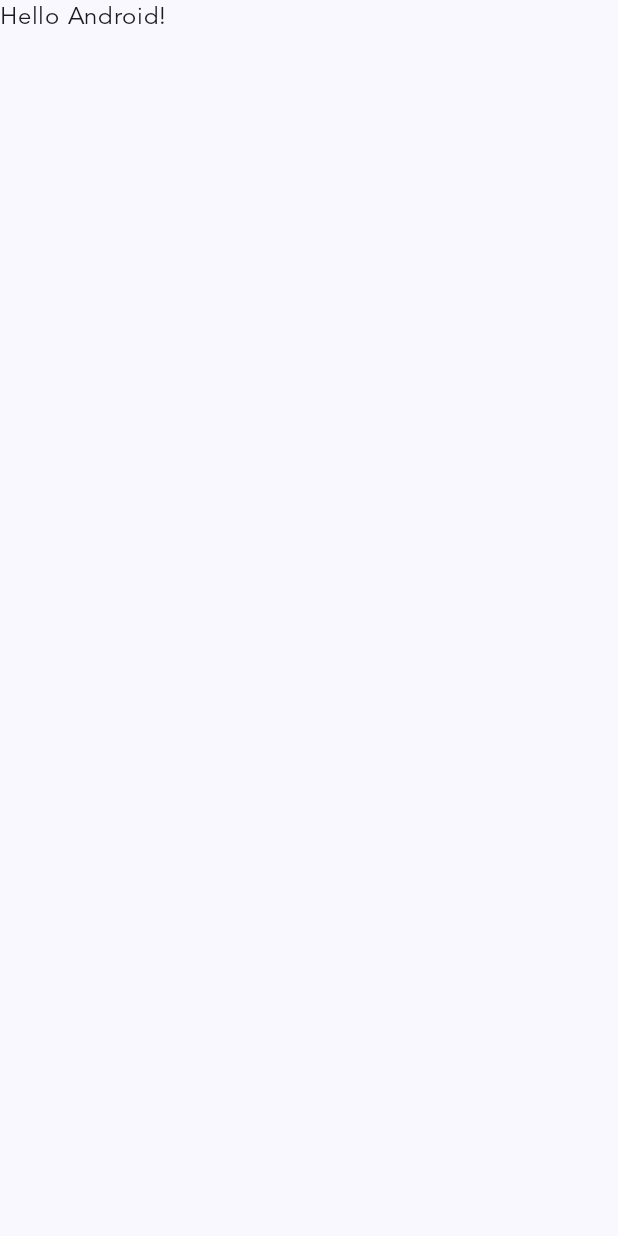
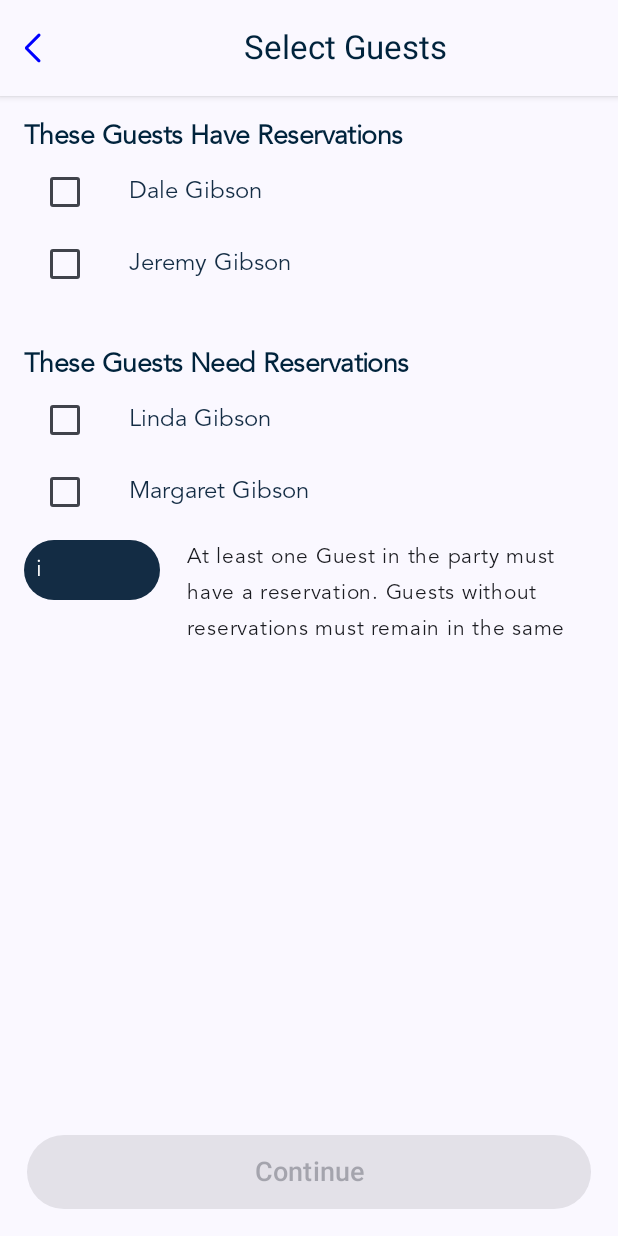
Before and after one commit to bloworlf/AMEX, an Android app built with Jetpack Compose: the screen it shows after launch (MainActivity), on a phone screen of 412 x 824 dp. Before the commit the screen is almost empty. Run offline under Robolectric (Android 15) with nearby library versions, the phone set to English and light mode, and no system bars.

Commit message:
guest screen

```diff
--- a/app/src/main/AndroidManifest.xml
+++ b/app/src/main/AndroidManifest.xml
@@ -14,7 +14,7 @@
         android:theme="@style/Theme.AMEX"
         tools:targetApi="31">
         <activity
-            android:name=".MainActivity"
+            android:name=".ui.MainActivity"
             android:exported="true"
             android:label="@string/app_name"
             android:theme="@style/Theme.AMEX">
--- a/app/src/main/java/io/drdroid/amex/data/model/client/ClientModel.kt
+++ b/app/src/main/java/io/drdroid/amex/data/model/client/GuestModel.kt
@@ -1,6 +1,7 @@
 package io.drdroid.amex.data.model.client
 
-data class ClientModel(
+data class GuestModel(
+    val id: Int,
     val firstName: String,
     val lastName: String,
     val hasReservation: Boolean,
--- a/app/src/main/java/io/drdroid/amex/ui/MainActivity.kt
+++ b/app/src/main/java/io/drdroid/amex/ui/MainActivity.kt
@@ -1,39 +1,168 @@
-package io.drdroid.amex
+package io.drdroid.amex.ui
 
 import android.os.Bundle
+import android.widget.Toast
 import androidx.activity.ComponentActivity
 import androidx.activity.compose.setContent
-import androidx.compose.foundation.layout.fillMaxSize
-import androidx.compose.material3.MaterialTheme
+import androidx.compose.foundation.background
+import androidx.compose.foundation.clickable
+import androidx.compose.foundation.layout.Arrangement
+import androidx.compose.foundation.layout.Box
+import androidx.compose.foundation.layout.Column
+import androidx.compose.foundation.layout.Row
+import androidx.compose.foundation.layout.Spacer
+import androidx.compose.foundation.layout.fillMaxWidth
+import androidx.compose.foundation.layout.height
+import androidx.compose.foundation.layout.padding
+import androidx.compose.foundation.layout.size
+import androidx.compose.material3.Button
+import androidx.compose.material3.ExperimentalMaterial3Api
+import androidx.compose.material3.Icon
+import androidx.compose.material3.Scaffold
 import androidx.compose.material3.Surface
 import androidx.compose.material3.Text
+import androidx.compose.material3.TopAppBarDefaults
 import androidx.compose.runtime.Composable
+import androidx.compose.runtime.getValue
+import androidx.compose.runtime.mutableStateOf
+import androidx.compose.runtime.remember
+import androidx.compose.runtime.setValue
+import androidx.compose.ui.Alignment
 import androidx.compose.ui.Modifier
+import androidx.compose.ui.graphics.Color
+import androidx.compose.ui.input.nestedscroll.nestedScroll
+import androidx.compose.ui.platform.LocalContext
+import androidx.compose.ui.res.painterResource
+import androidx.compose.ui.text.font.FontWeight
+import androidx.compose.ui.text.style.TextAlign
 import androidx.compose.ui.tooling.preview.Preview
+import androidx.compose.ui.unit.TextUnit
+import androidx.compose.ui.unit.TextUnitType
+import androidx.compose.ui.unit.dp
+import androidx.compose.ui.unit.sp
+import io.drdroid.amex.R
+import io.drdroid.amex.ui.components.AppBar
+import io.drdroid.amex.ui.components.Header
+import io.drdroid.amex.ui.select_guests.Guests
 import io.drdroid.amex.ui.theme.AMEXTheme
+import io.drdroid.amex.utils.Utils
 
 class MainActivity : ComponentActivity() {
     override fun onCreate(savedInstanceState: Bundle?) {
         super.onCreate(savedInstanceState)
         setContent {
             AMEXTheme {
-                // A surface container using the 'background' color from the theme
-                Surface(
-                    modifier = Modifier.fillMaxSize(),
-                    color = MaterialTheme.colorScheme.background
-                ) {
-                    Greeting("Android")
-                }
+                MainScreen()
             }
         }
     }
 }
 
+//@SuppressLint("UnusedMaterial3ScaffoldPaddingParameter")
+@OptIn(ExperimentalMaterial3Api::class)
 @Composable
-fun Greeting(name: String, modifier: Modifier = Modifier) {
-    Text(
-        text = "Hello $name!",
-        modifier = modifier
+fun MainScreen() {
+    var guests by remember { mutableStateOf(Utils.guestList.toMutableList()) }
+    var btnState = remember {
+        mutableStateOf(false)
+    }
+    var reservationState = remember {
+        mutableStateOf(true)
+    }
+    val scrollBehavior = TopAppBarDefaults.enterAlwaysScrollBehavior()
+    val context = LocalContext.current
+    Scaffold(
+        modifier = Modifier.nestedScroll(scrollBehavior.nestedScrollConnection),
+        topBar = {
+            Surface(shadowElevation = 3.dp) {
+                AppBar(
+                    title = "Select Guests",
+                    scrollBehavior = scrollBehavior,
+                    onNavigationIconClick = {
+
+                    }
+                )
+            }
+        },
+        content = { innerPadding ->
+            Guests(
+                clients = guests,
+                modifier = Modifier
+                    .padding(innerPadding)
+//                    .verticalScroll(state = rememberScrollState())
+            ) {
+                guests = it
+//                Toast.makeText(
+//                    context,
+//                    "Value is ${it.any { x -> x.isSelected }}",
+//                    Toast.LENGTH_SHORT
+//                ).show()
+                btnState.value = it.any { x -> x.isSelected }
+                reservationState.value = it.none { x -> x.isSelected } ||
+                        it.filter { x -> x.isSelected }.any { x -> x.hasReservation }
+                Toast.makeText(context, "${reservationState.value}", Toast.LENGTH_SHORT).show()
+            }
+        },
+        bottomBar = {
+            if (reservationState.value) {
+                Button(
+                    enabled = btnState.value,
+                    onClick = {
+                        //go to next screen
+                    }, modifier = Modifier
+                        .fillMaxWidth()
+                        .padding(18.dp)
+                ) {
+                    Text(
+                        text = "Continue",
+                        modifier = Modifier
+                            .fillMaxWidth()
+                            .padding(6.dp),
+                        fontSize = 18.sp,
+                        textAlign = TextAlign.Center
+                    )
+                }
+            } else {
+                Box(
+                    modifier = Modifier
+                        .fillMaxWidth()
+                        .background(Color(0xFF00233C))
+                ) {
+                    Row(
+                        modifier = Modifier.padding(12.dp),
+                        verticalAlignment = Alignment.CenterVertically,
+                        horizontalArrangement = Arrangement.SpaceBetween
+                    ) {
+                        Column(modifier = Modifier.weight(9f)) {
+                            Header(
+                                text = "Reservation Needed",
+                                color = Color.White
+                            )
+                            Spacer(modifier = Modifier.height(12.dp))
+                            Text(
+                                text = "Select at least one Guest that has a reservation to continue.",
+                                color = Color.White,
+                                fontSize = 16.sp,
+                                fontWeight = FontWeight(400),
+                                lineHeight = TextUnit(24f, TextUnitType.Sp),
+                                letterSpacing = TextUnit(-.35f, TextUnitType.Sp),
+                            )
+                        }
+                        Icon(
+                            tint = Color.White,
+                            modifier = Modifier
+                                .size(24.dp)
+                                .weight(1f)
+                                .clickable {
+                                    reservationState.value = true
+                                },
+                            painter = painterResource(id = R.drawable.cancel),
+                            contentDescription = ""
+                        )
+                    }
+                }
+            }
+        }
     )
 }
 
@@ -41,6 +170,6 @@ fun Greeting(name: String, modifier: Modifier = Modifier) {
 @Composable
 fun GreetingPreview() {
     AMEXTheme {
-        Greeting("Android")
+        MainScreen()
     }
 }
--- a/app/src/main/java/io/drdroid/amex/ui/components/ClientComponent.kt
+++ b/app/src/main/java/io/drdroid/amex/ui/components/GuestComponent.kt
@@ -2,51 +2,62 @@ package io.drdroid.amex.ui.components
 
 import androidx.compose.foundation.background
 import androidx.compose.foundation.clickable
+import androidx.compose.foundation.layout.Arrangement
 import androidx.compose.foundation.layout.Row
+import androidx.compose.foundation.layout.padding
 import androidx.compose.foundation.layout.size
 import androidx.compose.material3.Checkbox
 import androidx.compose.material3.Text
 import androidx.compose.runtime.Composable
 import androidx.compose.runtime.mutableStateOf
 import androidx.compose.runtime.remember
+import androidx.compose.ui.Alignment
 import androidx.compose.ui.Modifier
 import androidx.compose.ui.graphics.Color
 import androidx.compose.ui.text.font.FontWeight
 import androidx.compose.ui.unit.TextUnit
 import androidx.compose.ui.unit.TextUnitType
 import androidx.compose.ui.unit.dp
-import io.drdroid.amex.data.model.client.ClientModel
+import io.drdroid.amex.data.model.client.GuestModel
 
 @Composable
-fun ClientItem(
-    clientModel: ClientModel,
-    onClick: () -> Unit
+fun GuestItem(
+    guestModel: GuestModel,
+    onSelected: (GuestModel) -> Unit
 ) {
     val checked = remember {
-        mutableStateOf(clientModel.isSelected)
+        mutableStateOf(guestModel.isSelected)
     }
     Row(
         modifier = Modifier.clickable {
             checked.value = !checked.value
-        }
+        },
+        horizontalArrangement = Arrangement.SpaceBetween,
+        verticalAlignment = Alignment.CenterVertically
     ) {
         Checkbox(
             modifier = Modifier
-                .size(width = 20.dp, height = 20.dp)
-                .background(Color.White)
+//                .size(width = 16.dp, height = 16.dp)
+//                .background(Color.White)
                 .weight(1f),
             checked = checked.value,
             onCheckedChange = {
                 checked.value = it
-                clientModel.isSelected = it
+                guestModel.isSelected = it
+                onSelected(guestModel)
             }
         )
 
         Text(
-            text = "${clientModel.firstName} ${clientModel.lastName}",
+            modifier = Modifier
+                .weight(6f)
+                .padding(
+                    start = 16.dp, top = 10.dp, bottom = 10.dp
+                ),
+            text = "${guestModel.firstName} ${guestModel.lastName}",
             letterSpacing = TextUnit(0f, TextUnitType.Sp),
-            lineHeight = TextUnit(24f, TextUnitType.Em),
-            color = Color(0x132C44),
+            lineHeight = TextUnit(24f, TextUnitType.Sp),
+            color = Color(0xFF132C44),
             fontWeight = FontWeight(400)
         )
     }
--- /dev/null
+++ b/app/src/main/java/io/drdroid/amex/ui/components/NavigationComponent.kt
@@ -0,0 +1,82 @@
+package io.drdroid.amex.ui.components
+
+import androidx.compose.foundation.background
+import androidx.compose.foundation.clickable
+import androidx.compose.foundation.layout.fillMaxHeight
+import androidx.compose.foundation.layout.fillMaxSize
+import androidx.compose.foundation.layout.fillMaxWidth
+import androidx.compose.foundation.layout.padding
+import androidx.compose.foundation.rememberScrollState
+import androidx.compose.foundation.verticalScroll
+import androidx.compose.material3.ExperimentalMaterial3Api
+import androidx.compose.material3.Icon
+import androidx.compose.material3.IconButton
+import androidx.compose.material3.Text
+import androidx.compose.material3.TopAppBar
+import androidx.compose.material3.TopAppBarColors
+import androidx.compose.material3.TopAppBarDefaults
+import androidx.compose.material3.TopAppBarScrollBehavior
+import androidx.compose.runtime.Composable
+import androidx.compose.ui.Modifier
+import androidx.compose.ui.graphics.Color
+import androidx.compose.ui.graphics.vector.ImageVector
+import androidx.compose.ui.res.painterResource
+import androidx.compose.ui.res.vectorResource
+import androidx.compose.ui.text.style.TextAlign
+import androidx.compose.ui.unit.dp
+import io.drdroid.amex.R
+
+@OptIn(ExperimentalMaterial3Api::class)
+@Composable
+fun AppBar(
+    title: String,
+    scrollBehavior: TopAppBarScrollBehavior,
+    onNavigationIconClick: () -> Unit
+) {
+    val scrollState = rememberScrollState()
+    TopAppBar(
+        title = {
+            Text(
+                text = title,
+                modifier = Modifier.fillMaxWidth(),
+                color = Color(0xFF00233C),
+                textAlign = TextAlign.Center
+            )
+        },
+        navigationIcon = {
+            Icon(
+                modifier = Modifier
+//                    .fillMaxHeight()
+                    .padding(12.dp)
+                    .clickable {
+                        onNavigationIconClick()
+                    },
+                tint = Color.Blue,
+                painter = painterResource(id = R.drawable.arrow_back),
+                contentDescription = ""
+            )
+        },
+//        navigationIcon = {
+//            IconButton(onClick = onNavigationIconClick) {
+//                Icon(
+//                    tint = Color.Blue,
+//                    imageVector = ImageVector.vectorResource(id = R.drawable.arrow_back), // Replace with your vector drawable
+//                    contentDescription = "Menu Icon"
+//                )
+//            }
+//        },
+//        scrollBehavior = TopAppBarDefaults.enterAlwaysScrollBehavior(),
+        scrollBehavior = scrollBehavior,
+        modifier = Modifier
+//            .verticalScroll(scrollState)
+            .background(color = Color.White),
+//        colors = TopAppBarColors(
+//            containerColor = Color.White,
+//            scrolledContainerColor = Color.White,
+//            navigationIconContentColor = Color.White,
+//            titleContentColor = Color.White,
+//            actionIconContentColor = Color.White,
+//            ),
+//        elevation = AppBarDefaults.TopAppBarElevation
+    )
+}
--- /dev/null
+++ b/app/src/main/java/io/drdroid/amex/ui/components/ReservationComponent.kt
@@ -0,0 +1,103 @@
+package io.drdroid.amex.ui.components
+
+import androidx.compose.foundation.layout.Column
+import androidx.compose.foundation.layout.Spacer
+import androidx.compose.foundation.layout.height
+import androidx.compose.foundation.lazy.LazyColumn
+import androidx.compose.foundation.lazy.items
+import androidx.compose.material3.Text
+import androidx.compose.runtime.Composable
+import androidx.compose.ui.Modifier
+import androidx.compose.ui.graphics.Color
+import androidx.compose.ui.platform.LocalContext
+import androidx.compose.ui.text.font.FontStyle
+import androidx.compose.ui.text.font.FontWeight
+import androidx.compose.ui.unit.TextUnit
+import androidx.compose.ui.unit.TextUnitType
+import androidx.compose.ui.unit.dp
+import io.drdroid.amex.data.model.client.GuestModel
+import java.util.stream.IntStream
+
+
+@Composable
+fun Reservations(
+    guests: MutableList<GuestModel>,
+    onValueChanged: (MutableList<GuestModel>) -> Unit
+) {
+    val reservations: List<GuestModel> = guests.filter { it.hasReservation }
+    val no_reservation = guests.minus(reservations.toSet())
+    val context = LocalContext.current
+    Column {
+        if (reservations.isNotEmpty()) {
+            LazyColumn(
+                modifier = Modifier
+//                    .padding(8.dp)
+//                    .weight(4f)
+            ) {
+                //header
+                item {
+//                    Surface(shadowElevation = 3.dp, modifier = Modifier.fillMaxWidth()) {
+                    Header(text = "These Guests Have Reservations")
+//                    }
+                }
+                //content
+                items(reservations) { guest ->
+                    GuestItem(guestModel = guest) {
+                        val position = IntStream.range(0, guests.size)
+                            .filter { i: Int ->
+                                guests[i].id == guest.id
+                            }
+                            .findFirst().orElse(-1)
+                        guests[position] = it
+                        onValueChanged(guests)
+                    }
+                }
+            }
+        }
+        Spacer(
+            modifier = Modifier
+                .height(32.dp)
+//            .weight(2f)
+        )
+        if (no_reservation.isNotEmpty()) {
+
+            LazyColumn(
+//                modifier = Modifier.weight(4f)
+            ) {
+                //header
+                item {
+//                    Surface(shadowElevation = 3.dp, modifier = Modifier.fillMaxWidth()) {
+                    Header(text = "These Guests Need Reservations")
+//                    }
+                }
+
+                //content
+                items(no_reservation) { guest ->
+                    GuestItem(guestModel = guest) {
+                        val position = IntStream.range(0, guests.size)
+                            .filter { i: Int ->
+                                guests[i].id == guest.id
+                            }
+                            .findFirst().orElse(-1)
+                        guests[position] = it
+                        onValueChanged(guests)
+                    }
+                }
+            }
+        }
+    }
+}
+
+@Composable
+fun Header(text: String, color: Color = Color(0xFF00233C)) {
+    Text(
+        text = text,
+        fontSize = TextUnit(18f, TextUnitType.Sp),
+        fontStyle = FontStyle.Normal,
+        color = color,
+        letterSpacing = TextUnit(-.36f, TextUnitType.Sp),
+        lineHeight = TextUnit(24f, TextUnitType.Sp),
+        fontWeight = FontWeight(800),
+//        fontFamily = avenir_heavy
+    )
+}
--- /dev/null
+++ b/app/src/main/java/io/drdroid/amex/ui/components/TextComponent.kt
@@ -0,0 +1,53 @@
+package io.drdroid.amex.ui.components
+
+import androidx.compose.foundation.background
+import androidx.compose.foundation.layout.aspectRatio
+import androidx.compose.foundation.layout.padding
+import androidx.compose.foundation.shape.CircleShape
+import androidx.compose.material3.Text
+import androidx.compose.runtime.Composable
+import androidx.compose.ui.Modifier
+import androidx.compose.ui.graphics.Color
+import androidx.compose.ui.layout.layout
+import androidx.compose.ui.unit.dp
+
+@Composable
+fun CircleText(modifier: Modifier, text: String, backgroundColor: Color) {
+    Text(
+//        modifier = Modifier
+//            .padding(16.dp)
+//            .drawBehind {
+//                drawCircle(
+//                    color = color,
+//                    radius = this.size.maxDimension
+//                )
+//            },
+        color = Color.White,
+        modifier = modifier
+            .background(color = backgroundColor, shape = CircleShape)
+//            .aspectRatio(1f)
+//            .circleLayout()
+            .padding(8.dp),
+        text = text,
+    )
+}
+
+fun Modifier.circleLayout() =
+    layout { measurable, constraints ->
+        // Measure the composable
+        val placeable = measurable.measure(constraints)
+
+        //get the current max dimension to assign width=height
+        val currentHeight = placeable.height
+        val currentWidth = placeable.width
+        val newDiameter = maxOf(currentHeight, currentWidth)
+
+        //assign the dimension and the center position
+        layout(newDiameter, newDiameter) {
+            // Where the composable gets placed
+            placeable.placeRelative(
+                (newDiameter - currentWidth) / 2,
+                (newDiameter - currentHeight) / 2
+            )
+        }
+    }
--- /dev/null
+++ b/app/src/main/java/io/drdroid/amex/ui/select_guests/GuestsScreen.kt
@@ -0,0 +1,56 @@
+package io.drdroid.amex.ui.select_guests
+
+import androidx.compose.foundation.layout.Arrangement
+import androidx.compose.foundation.layout.Column
+import androidx.compose.foundation.layout.Row
+import androidx.compose.foundation.layout.Spacer
+import androidx.compose.foundation.layout.fillMaxSize
+import androidx.compose.foundation.layout.height
+import androidx.compose.foundation.layout.padding
+import androidx.compose.material3.Text
+import androidx.compose.runtime.Composable
+import androidx.compose.ui.Alignment
+import androidx.compose.ui.Modifier
+import androidx.compose.ui.graphics.Color
+import androidx.compose.ui.unit.TextUnit
+import androidx.compose.ui.unit.TextUnitType
+import androidx.compose.ui.unit.dp
+import io.drdroid.amex.data.model.client.GuestModel
+import io.drdroid.amex.ui.components.CircleText
+import io.drdroid.amex.ui.components.Reservations
+
+@Composable
+fun Guests(
+    clients: MutableList<GuestModel>,
+    modifier: Modifier,
+    onValueChanged: (MutableList<GuestModel>) -> Unit
+) {
+    Column(
+        modifier = modifier
+            .padding(16.dp)
+            .fillMaxSize()
+    ) {
+        Reservations(guests = clients, onValueChanged = onValueChanged)
+        Spacer(modifier = Modifier.height(8.dp))
+        Row(
+            horizontalArrangement = Arrangement.SpaceBetween,
+            verticalAlignment = Alignment.Top
+        ) {
+            CircleText(
+                modifier = Modifier
+//                    .size(24.dp)
+//                    .width(18.dp)
+                    .weight(2f),
+                text = "i",
+                backgroundColor = Color(0xFF132C44)
+            )
+            Spacer(modifier = Modifier.weight(.4f))
+            Text(
+                modifier = Modifier.weight(6f),
+                text = "At least one Guest in the party must have a reservation. Guests without reservations must remain in the same booking party in order to enter.",
+                maxLines = 3,
+                fontSize = TextUnit(14f, TextUnitType.Sp)
+            )
+        }
+    }
+}
--- /dev/null
+++ b/app/src/main/java/io/drdroid/amex/utils/Utils.kt
@@ -0,0 +1,39 @@
+package io.drdroid.amex.utils
+
+import io.drdroid.amex.data.model.client.GuestModel
+
+object Utils {
+
+    val guestList: List<GuestModel> = listOf(
+        GuestModel(
+            id = 1,
+            firstName = "Dale",
+            lastName = "Gibson",
+            hasReservation = true,
+            isSelected = false
+        ),
+        GuestModel(
+            id = 2,
+            firstName = "Jeremy",
+            lastName = "Gibson",
+            hasReservation = true,
+            isSelected = false
+        ),
+        GuestModel(
+            id = 3,
+            firstName = "Linda",
+            lastName = "Gibson",
+            hasReservation = false,
+            isSelected = false
+        ),
+        GuestModel(
+            id = 4,
+            firstName = "Margaret",
+            lastName = "Gibson",
+            hasReservation = false,
+            isSelected = false
+        ),
+
+
+        )
+}
--- /dev/null
+++ b/app/src/main/res/drawable/arrow_back.xml
@@ -0,0 +1,4 @@
+<vector android:height="24dp" android:viewportHeight="960"
+    android:viewportWidth="960" android:width="24dp" xmlns:android="http://schemas.android.com/apk/res/android">
+    <path android:fillColor="#FF000000" android:pathData="m113,480 l315,315q11,11 11,27.5T428,851q-12,12 -28.5,12T371,851L42,522q-9,-9 -13,-20t-4,-22q0,-11 4,-22t13,-20l330,-330q12,-12 28,-11.5t28,12.5q11,12 11.5,28T428,165L113,480Z"/>
+</vector>
--- /dev/null
+++ b/app/src/main/res/drawable/cancel.xml
@@ -0,0 +1,4 @@
+<vector android:height="23dp" android:viewportHeight="960"
+    android:viewportWidth="960" android:width="23dp" xmlns:android="http://schemas.android.com/apk/res/android">
+    <path android:fillColor="#FF000000" android:pathData="m480,522 l129,129q9,9 21,9t21,-9q9,-9 9,-21t-9,-21L522,480l129,-129q9,-9 9,-21t-9,-21q-9,-9 -21,-9t-21,9L480,438 351,309q-9,-9 -21,-9t-21,9q-9,9 -9,21t9,21l129,129 -129,129q-9,9 -9,21t9,21q9,9 21,9t21,-9l129,-129ZM480,880q-82,0 -155,-31.5t-127.5,-86Q143,708 111.5,635T80,480q0,-83 31.5,-156t86,-127Q252,143 325,111.5T480,80q83,0 156,31.5T763,197q54,54 85.5,127T880,480q0,82 -31.5,155T763,762.5q-54,54.5 -127,86T480,880ZM480,820q142,0 241,-99.5T820,480q0,-142 -99,-241t-241,-99q-141,0 -240.5,99T140,480q0,141 99.5,240.5T480,820ZM480,480Z"/>
+</vector>
```
